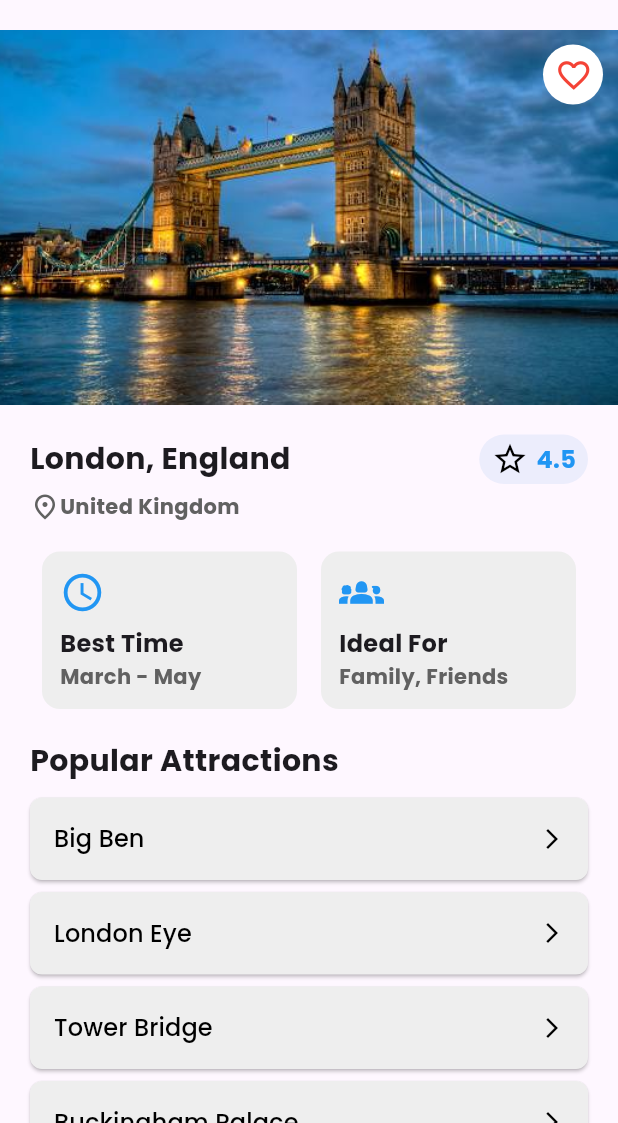
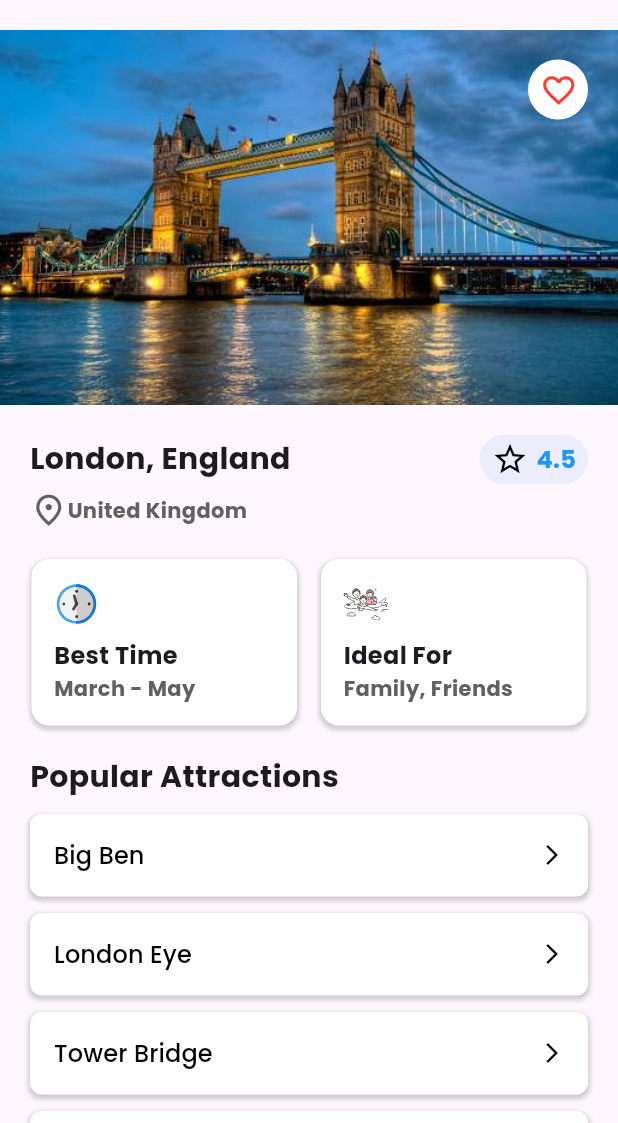
Before and after one commit to lanseu/BeyondBorders, a Flutter app: the LondonDestinations screen opened directly, on a phone screen of 412 x 824 dp, the part 113-1236 px from its top. Run offline on Flutter 3.47's test engine with Material 3 defaults, Android fonts, the phone set to English and light mode, and no system bars; our stand-ins replace flutter_svg, lottie.

Commit message:
london destination
FINAL

```diff
--- a/lib/pages/london_destinations.dart
+++ b/lib/pages/london_destinations.dart
@@ -1,6 +1,7 @@
 import 'package:flutter/material.dart';
 import 'package:beyond_borders/pages/custom_appbar.dart';
 import 'package:beyond_borders/pages/custom_drawer.dart';
+import 'package:flutter_svg/flutter_svg.dart';
 
 class LondonDestinations extends StatefulWidget {
   const LondonDestinations({super.key});
@@ -45,8 +46,8 @@ class _LondonDestinationsState extends State<LondonDestinations> {
               fit: BoxFit.cover,
             ),
             Positioned(
-                top: 10,
-                right: 10,
+                top: 20,
+                right: 20,
                 child: Container(
                   width: 40,
                   height: 40,
@@ -120,7 +121,7 @@ class _LondonDestinationsState extends State<LondonDestinations> {
               Icon(
                 Icons.place_outlined,
                 color: Colors.grey[700],
-                size: 20,
+                size: 25,
               ),
               Text(
                 'United Kingdom',
@@ -139,30 +140,43 @@ class _LondonDestinationsState extends State<LondonDestinations> {
 
   Widget _buildInfoCards() {
     return Padding(
-      padding: EdgeInsets.symmetric(horizontal: 20),
+      padding: EdgeInsets.symmetric(horizontal: 13),
       child: Row(
         mainAxisAlignment: MainAxisAlignment.spaceBetween,
         children: [
-          _infoCard('Best Time', 'March - May', Icons.access_time),
-          _infoCard('Ideal For', 'Family, Friends', Icons.groups_2),
+          _infoCard('Best Time', 'March - May',
+              'assets/icons/destinations_detail_clock.svg'),
+          _infoCard('Ideal For', 'Family, Friends',
+              'assets/icons/destinations_detail_family.svg'),
         ],
       ),
     );
   }
 
-  Widget _infoCard(String title, String value, IconData icon) {
+  Widget _infoCard(String title, String value, String svgPath) {
     return Expanded(
       child: Container(
-        padding: EdgeInsets.all(12),
+        padding: EdgeInsets.all(15),
         margin: EdgeInsets.symmetric(horizontal: 8),
         decoration: BoxDecoration(
-          color: Colors.grey[200],
-          borderRadius: BorderRadius.circular(12),
-        ),
+            color: Colors.white,
+            borderRadius: BorderRadius.circular(12),
+            boxShadow: [
+              BoxShadow(
+                color: Colors.grey.withAlpha(128),
+                spreadRadius: 1,
+                blurRadius: 2,
+                offset: Offset(0, 2),
+              ),
+            ]),
         child: Column(
           crossAxisAlignment: CrossAxisAlignment.start,
           children: [
-            Icon(icon, color: Colors.blue, size: 30),
+            SvgPicture.asset(
+              svgPath,
+              width: 30,
+              height: 30,
+            ),
             SizedBox(height: 8),
             Text(
               title,
@@ -190,12 +204,7 @@ class _LondonDestinationsState extends State<LondonDestinations> {
       'London Eye',
       'Tower Bridge',
       'Buckingham Palace',
-      'British Museum',
-      'Tate Modern',
-      'St. Paul\'s Cathedral',
-      'The Shard',
-      'Westminster Abbey',
-      'The British Library',
+      'British Museum'
     ];
     return Padding(
         padding: EdgeInsets.all(20),
@@ -206,20 +215,28 @@ class _LondonDestinationsState extends State<LondonDestinations> {
                 style: TextStyle(fontSize: 20, fontWeight: FontWeight.bold)),
             SizedBox(height: 10),
             ...attractions.map((attraction) => Padding(
-                  padding: const EdgeInsets.only(
-                      bottom: 8.0), // Vertical margin between items
+                padding: const EdgeInsets.only(bottom: 11),
+                child: Container(
+                  decoration: BoxDecoration(
+                    boxShadow: [
+                      BoxShadow(
+                        color: Colors.grey.withAlpha(128),
+                        spreadRadius: 1,
+                        blurRadius: 2,
+                        offset: Offset(0, 2),
+                      ),
+                    ],
+                    borderRadius: BorderRadius.circular(8.0),
+                  ),
                   child: ElevatedButton(
                     style: ElevatedButton.styleFrom(
-                      backgroundColor: Colors.grey[200],
-                      padding: EdgeInsets.symmetric(vertical: 16),
-                      shape: RoundedRectangleBorder(
-                        borderRadius: BorderRadius.circular(
-                            8.0), // Adjust the radius as needed
-                      ),
-                    ),
-                    onPressed: () {
-                      // Define your onPressed action here
-                    },
+                        backgroundColor: Colors.white,
+                        padding: EdgeInsets.symmetric(vertical: 16),
+                        shape: RoundedRectangleBorder(
+                          borderRadius: BorderRadius.circular(8.0),
+                        ),
+                        elevation: 0.0),
+                    onPressed: () {},
                     child: Padding(
                       padding: EdgeInsets.symmetric(horizontal: 16),
                       child: Row(
@@ -238,7 +255,7 @@ class _LondonDestinationsState extends State<LondonDestinations> {
                       ),
                     ),
                   ),
-                ))
+                )))
           ],
         ));
   }
```
Also changed, not shown: pubspec.yaml (+62 -61 lines), assets/icons/destinations_detail_clock.svg (added), assets/icons/destinations_detail_family.svg (added).
